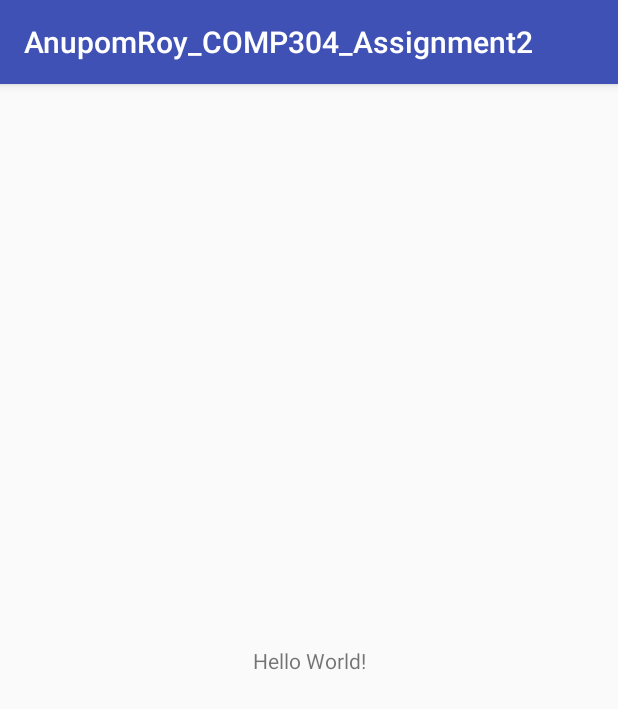
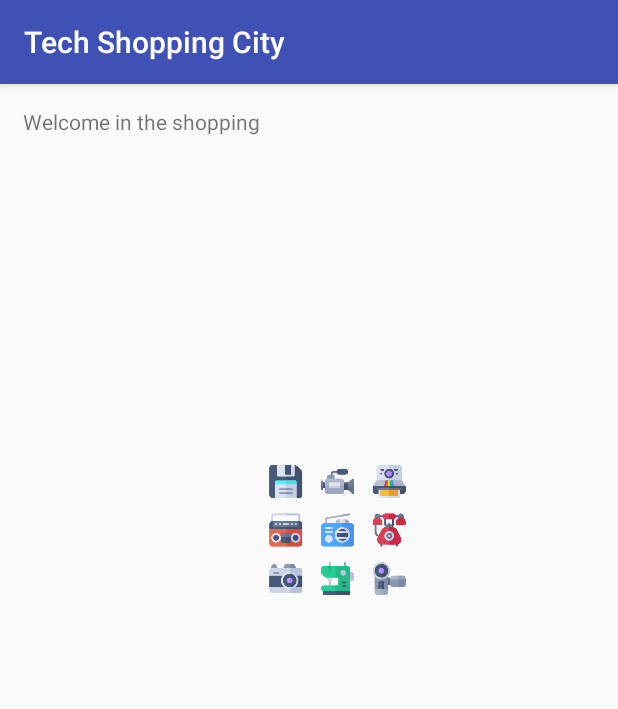
Before and after one commit to anupomr/AnupomRoy_COMP304_Assignment2, an Android app: the screen it shows after launch (FirstActivity), on a phone screen of 412 x 824 dp. Shown: the top 709 px of the screen. Run offline under Robolectric (Android 15) with nearby library versions, the phone set to English and light mode, and no system bars.

Commit message:
Image view added

```diff
--- a/app/src/main/java/com/example/anupo/anupomroy_comp304_assignment2/FirstActivity.java
+++ b/app/src/main/java/com/example/anupo/anupomroy_comp304_assignment2/FirstActivity.java
@@ -1,7 +1,15 @@
 package com.example.anupo.anupomroy_comp304_assignment2;
-
+/*
+ * Author:  Anupom Roy
+ * Subject: Mobile Application Development
+ * date:    May 25, 2018
+ * Professor:Vinayagathas Vaithilingam
+ * Lab:     LabAssignment 2
+ * */
+import android.graphics.drawable.BitmapDrawable;
 import android.support.v7.app.AppCompatActivity;
 import android.os.Bundle;
+import android.widget.ImageView;
 
 public class FirstActivity extends AppCompatActivity {
 
@@ -9,5 +17,10 @@ public class FirstActivity extends AppCompatActivity {
     protected void onCreate(Bundle savedInstanceState) {
         super.onCreate(savedInstanceState);
         setContentView(R.layout.activity_first);
+
+        // Image for Home Screen
+        BitmapDrawable bmpDrawable=(BitmapDrawable)getResources().getDrawable(R.drawable.electronics);
+        ImageView imageView=(ImageView)findViewById(R.id.mainImageView);
+        imageView.setImageDrawable(bmpDrawable);
     }
 }
--- a/app/src/main/res/layout/activity_first.xml
+++ b/app/src/main/res/layout/activity_first.xml
@@ -1,18 +1,22 @@
 <?xml version="1.0" encoding="utf-8"?>
-<android.support.constraint.ConstraintLayout xmlns:android="http://schemas.android.com/apk/res/android"
+<LinearLayout xmlns:android="http://schemas.android.com/apk/res/android"
     xmlns:app="http://schemas.android.com/apk/res-auto"
     xmlns:tools="http://schemas.android.com/tools"
     android:layout_width="match_parent"
     android:layout_height="match_parent"
-    tools:context=".FirstActivity">
+    tools:context=".FirstActivity"
+    android:padding="15dp">
 
     <TextView
         android:layout_width="wrap_content"
         android:layout_height="wrap_content"
-        android:text="Hello World!"
-        app:layout_constraintBottom_toBottomOf="parent"
-        app:layout_constraintLeft_toLeftOf="parent"
-        app:layout_constraintRight_toRightOf="parent"
-        app:layout_constraintTop_toTopOf="parent" />
+        android:text="@string/mainHeading"
+       />
+    <ImageView
+        android:id="@+id/mainImageView"
+        android:layout_width="wrap_content"
+        android:layout_height="wrap_content"
+        android:layout_marginRight="120dp"
+        />
 
-</android.support.constraint.ConstraintLayout>
+</LinearLayout>
--- a/app/src/main/res/values/strings.xml
+++ b/app/src/main/res/values/strings.xml
@@ -1,3 +1,5 @@
 <resources>
-    <string name="app_name">AnupomRoy_COMP304_Assignment2</string>
+    <string name="app_name">Tech Shopping City</string>
+    <string name="mainImageView">mainImageView</string>
+    <string name="mainHeading"> Welcome in the shopping  </string>
 </resources>
```
Also changed, not shown: app/src/main/res/drawable/electronics.png (added).
